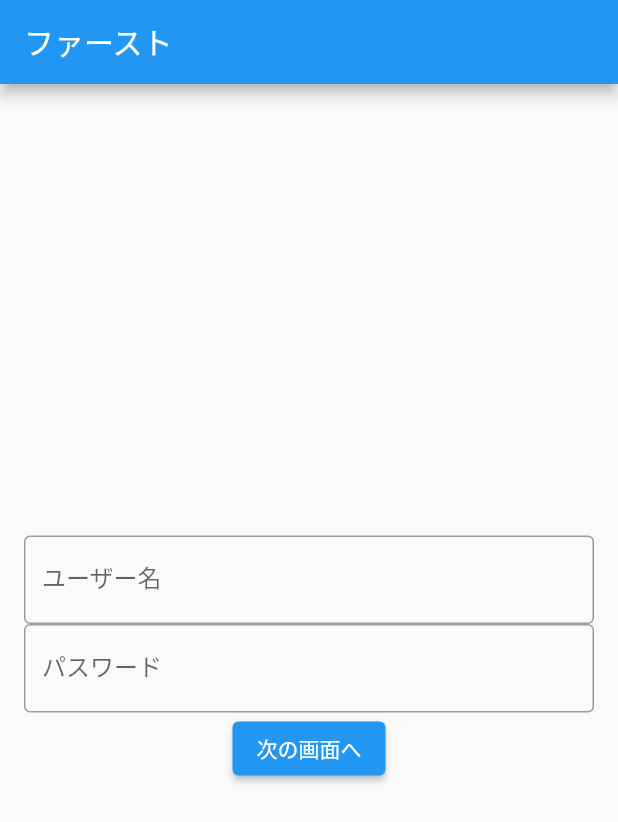
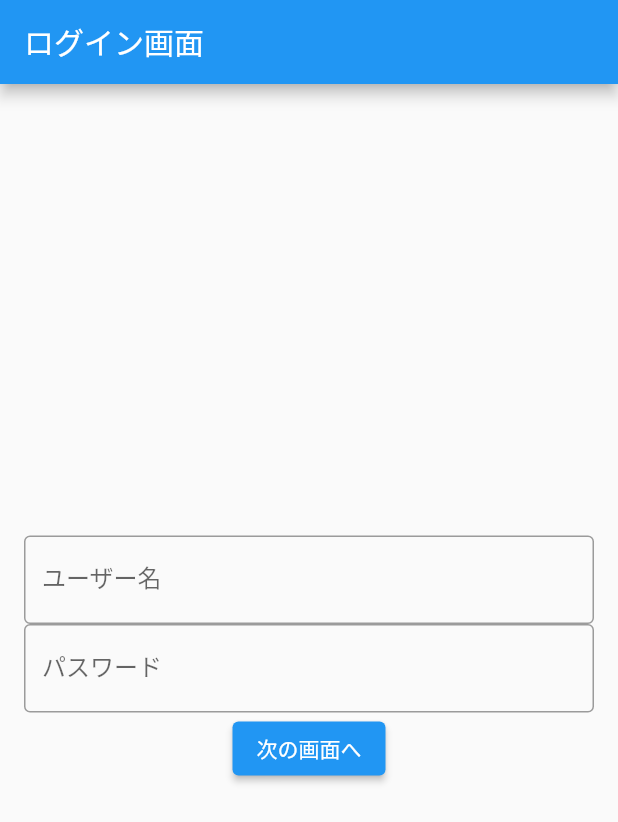
Before and after one commit to kajiyai/flutter_tutorial, a Flutter app: the screen it shows after launch, on a phone screen of 412 x 824 dp. Shown: the top 822 px of the screen. Run offline on Flutter 3.47's test engine with Material 2 defaults, Android fonts, the phone set to English and light mode, and no system bars.

Commit message:
ヘッダーの文字変更

```diff
--- a/lib/first_page.dart
+++ b/lib/first_page.dart
@@ -10,7 +10,7 @@ class FirstPage extends StatelessWidget {
   Widget build(BuildContext context) {
     return Scaffold(
       appBar: AppBar(
-        title: const Text('ファースト'),
+        title: const Text('ログイン画面'),
       ),
       body: Center(
         child: Padding(
```
